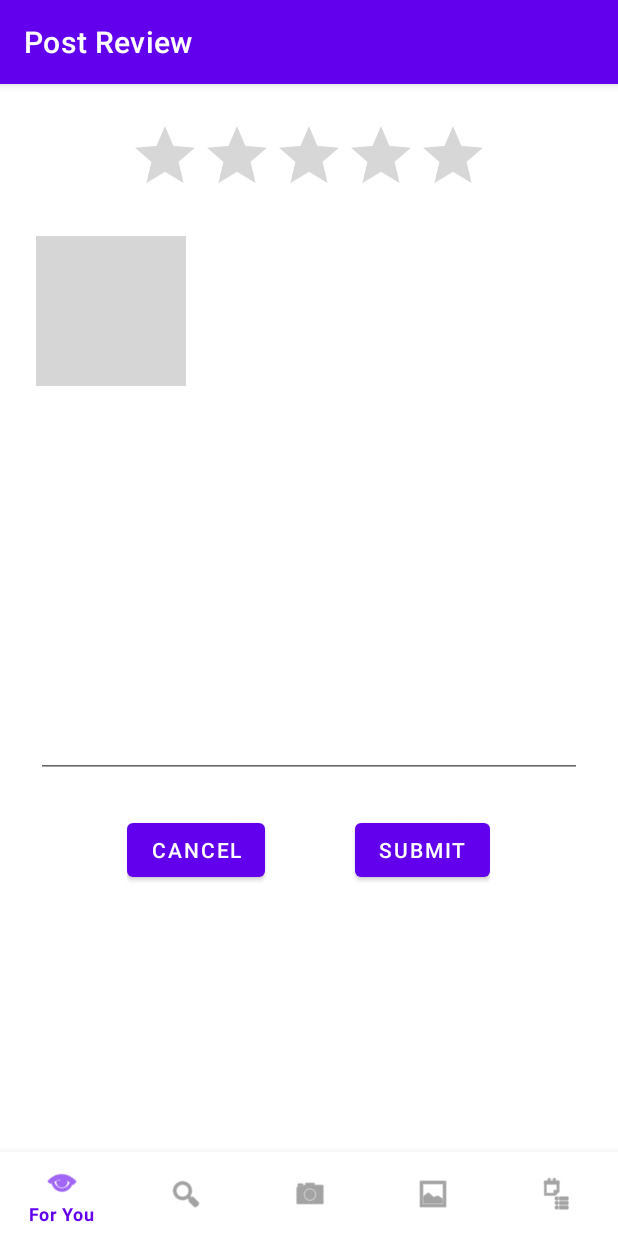
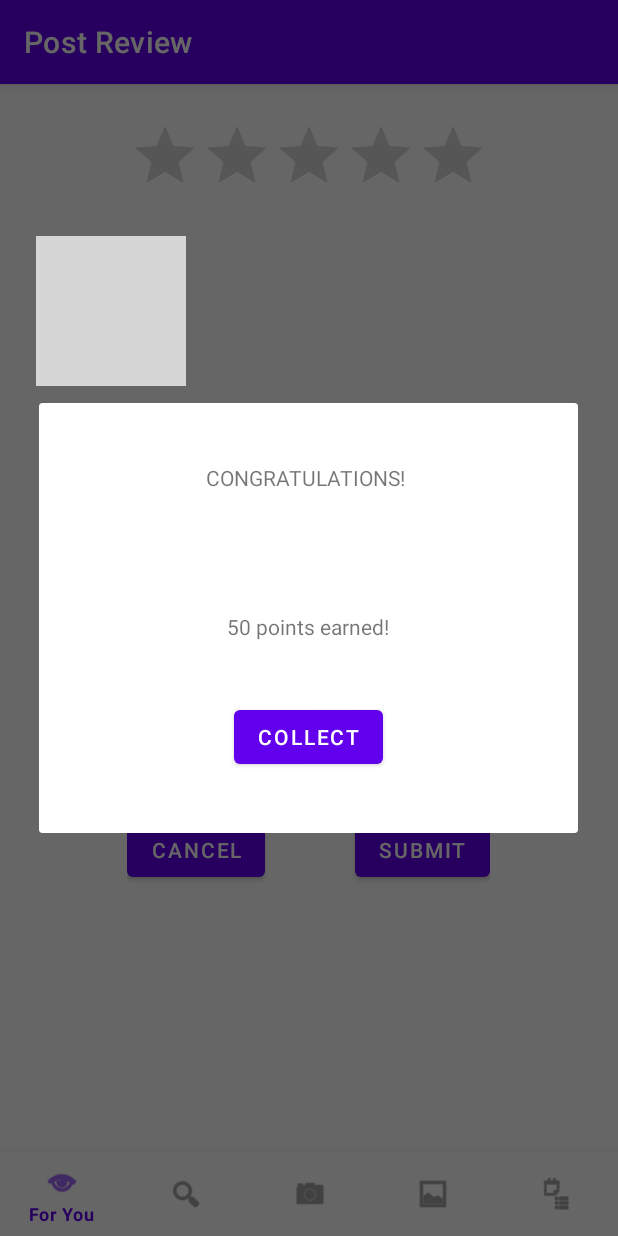
Before and after one commit to Jimmyoungyi/ITUFinal, an Android app: the fragment ReviewPostFragment placed in its activity, after a tap on "SUBMIT", on a phone screen of 412 x 824 dp. Run offline under Robolectric (Android 15) with nearby library versions, the phone set to English and light mode, and no system bars; our stand-ins replace Picasso; libraries missing offline, so code that uses them is left out: com.eu.fragmentstatemanager; pictures from the network do not load; 1 statement that could not run was skipped; grey boxes are pictures that could not be loaded.

Commit message:
add pop window

```diff
--- a/app/src/main/java/com/example/cheesebyt/review/ReviewPostFragment.kt
+++ b/app/src/main/java/com/example/cheesebyt/review/ReviewPostFragment.kt
@@ -1,25 +1,23 @@
 package com.example.cheesebyt.review
 
+import android.app.AlertDialog
 import android.os.Bundle
 import android.util.Log
-import androidx.fragment.app.Fragment
 import android.view.LayoutInflater
 import android.view.View
 import android.view.ViewGroup
+import android.widget.Button
 import androidx.appcompat.app.AppCompatActivity
+import androidx.fragment.app.Fragment
 import androidx.lifecycle.LiveData
 import androidx.lifecycle.MutableLiveData
 import androidx.lifecycle.ViewModel
 import androidx.lifecycle.ViewModelProvider
-import com.example.cheesebyt.MainActivity
 import com.example.cheesebyt.MainActivity.Companion.pageTitle
 import com.example.cheesebyt.R
-import com.example.cheesebyt.cheese.Cheese
-import com.example.cheesebyt.cheese.ReviewListItem
-import com.example.cheesebyt.cheese.SubSlideItem
-import com.example.cheesebyt.databinding.FragmentCheeseBinding
 import com.example.cheesebyt.databinding.FragmentReviewPostBinding
 import com.squareup.picasso.Picasso
+
 
 class ReviewViewModel : ViewModel() {
     private val _reviewData = MutableLiveData<String>().apply {
@@ -32,6 +30,9 @@ class ReviewPostFragment : Fragment() {
 
     private var _binding: FragmentReviewPostBinding? = null
     private val binding get() = _binding!!
+
+    private lateinit var dialogBuilder: AlertDialog.Builder
+    private lateinit var dialog: AlertDialog
 
     override fun onCreateView(
         inflater: LayoutInflater,
@@ -48,12 +49,14 @@ class ReviewPostFragment : Fragment() {
 
         dashboardViewModel.cheeseData.observe(viewLifecycleOwner) {
 
-            Picasso.get().load("https://firebasestorage.googleapis.com/v0/b/fir-datatesting-85dcc.appspot.com/o/cheesebyte%2FaddImage.png?alt=media&token=9ddecbdf-34e7-4feb-a65e-1410d7d36a7a").into(binding.postAddImage)
+            Picasso.get()
+                .load("https://firebasestorage.googleapis.com/v0/b/fir-datatesting-85dcc.appspot.com/o/cheesebyte%2FaddImage.png?alt=media&token=9ddecbdf-34e7-4feb-a65e-1410d7d36a7a")
+                .into(binding.postAddImage)
             binding.postAddImage.setOnClickListener {
-                Log.v("updateImage","update start")
+                Log.v("updateImage", "update start")
             }
             binding.submitPostBtn.setOnClickListener {
-
+                createRewardPopWindow()
             }
         }
 
@@ -64,4 +67,19 @@ class ReviewPostFragment : Fragment() {
         super.onDestroyView()
         _binding = null
     }
+
+    fun createRewardPopWindow(){
+        var popView = getLayoutInflater().inflate(R.layout.reward_pop_window, null)
+        dialogBuilder = AlertDialog.Builder(this.context)
+        dialogBuilder.setView(popView)
+        dialog = dialogBuilder.create()
+        dialog.show()
+
+        val collectButton = popView.findViewById<Button>(R.id.collectRewardBtn)
+        collectButton.setOnClickListener {
+
+            Log.v("collectPoints","jump")
+        }
+
+    }
 }
--- /dev/null
+++ b/app/src/main/res/layout/reward_pop_window.xml
@@ -0,0 +1,40 @@
+<?xml version="1.0" encoding="utf-8"?>
+<androidx.constraintlayout.widget.ConstraintLayout xmlns:android="http://schemas.android.com/apk/res/android"
+    xmlns:app="http://schemas.android.com/apk/res-auto"
+    xmlns:tools="http://schemas.android.com/tools"
+    android:layout_width="match_parent"
+    android:layout_height="wrap_content">
+
+
+    <LinearLayout
+        android:layout_width="match_parent"
+        android:layout_height="wrap_content"
+        android:orientation="vertical"
+        app:layout_constraintBottom_toBottomOf="parent"
+        app:layout_constraintEnd_toEndOf="parent"
+        app:layout_constraintStart_toStartOf="parent"
+        app:layout_constraintTop_toTopOf="parent"
+        android:gravity="center">
+
+        <TextView
+            android:layout_marginTop="40dp"
+            android:layout_width="wrap_content"
+            android:layout_height="wrap_content"
+            android:text="CONGRATULATIONS! " />
+
+        <TextView
+            android:layout_width="wrap_content"
+            android:layout_height="wrap_content"
+            android:layout_marginTop="80dp"
+            android:text="50 points earned!"/>
+
+        <Button
+            android:id="@+id/collectRewardBtn"
+            android:layout_marginTop="40dp"
+            android:layout_marginBottom="40dp"
+            android:layout_width="wrap_content"
+            android:layout_height="wrap_content"
+            android:text="Collect"/>
+    </LinearLayout>
+
+</androidx.constraintlayout.widget.ConstraintLayout>
```
